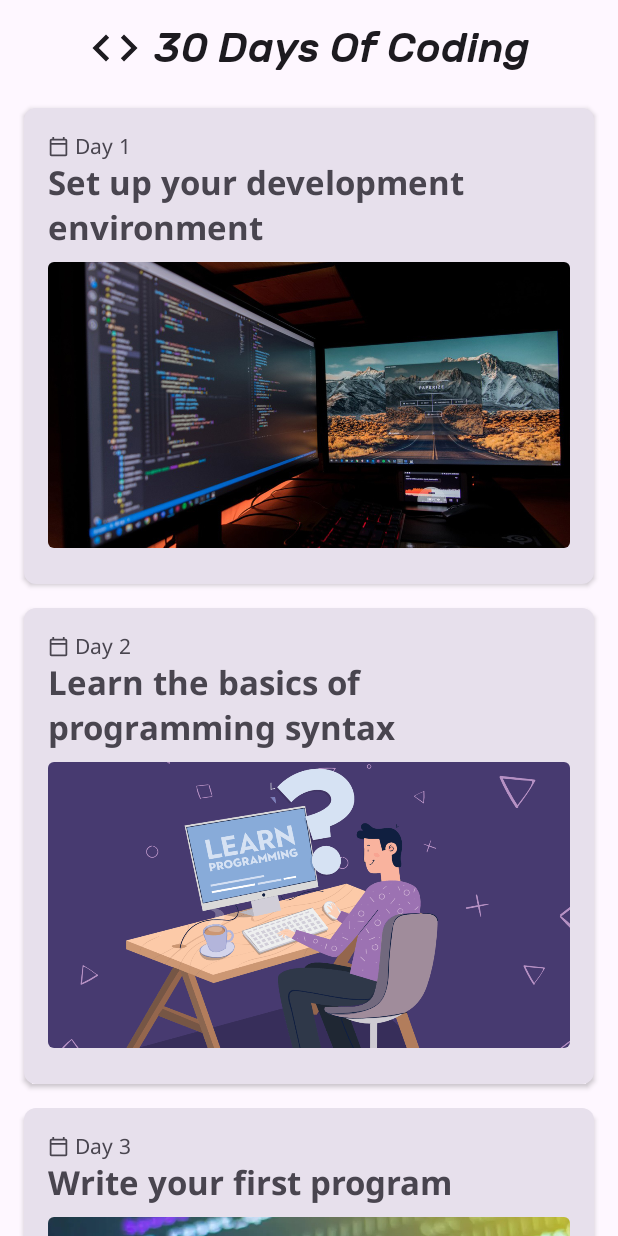
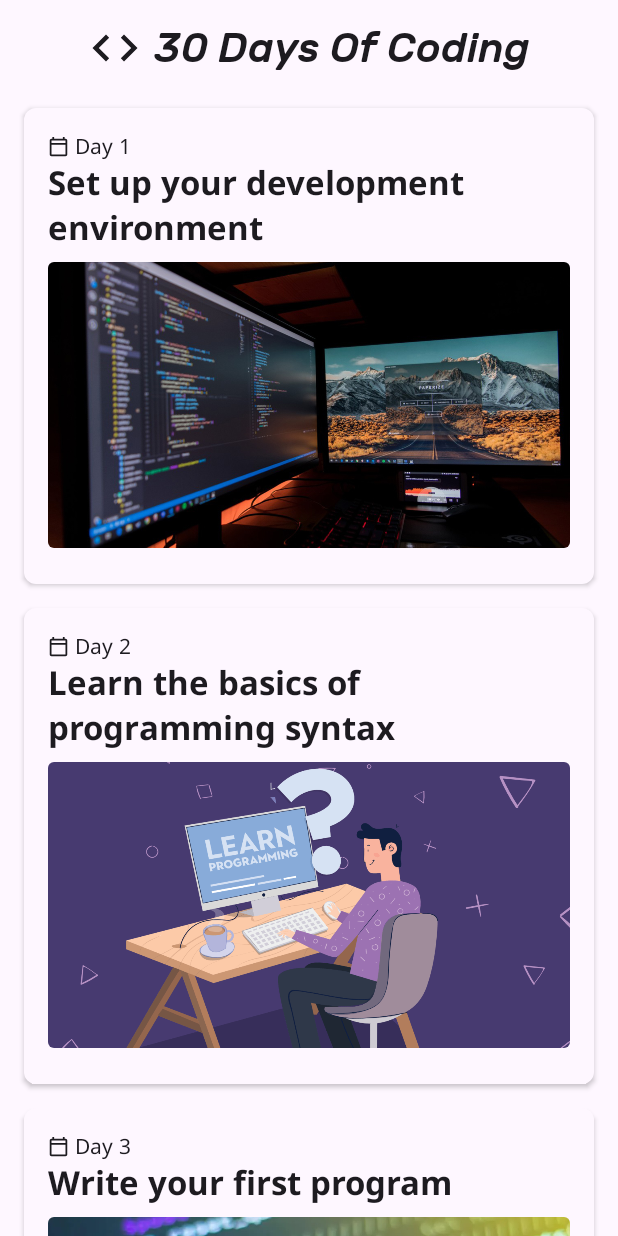
Before and after one commit to Kuredema7/Coding-Days-30, an Android app built with Jetpack Compose: the screen it shows after launch (MainActivity), on a phone screen of 412 x 824 dp. Run offline under Robolectric (Android 15) with nearby library versions, the phone set to English and light mode, and no system bars.

Commit message:
Modified card color

```diff
--- a/app/src/main/java/com/example/codingdays/DailyGoalScreen.kt
+++ b/app/src/main/java/com/example/codingdays/DailyGoalScreen.kt
@@ -51,7 +51,7 @@ fun DailyGoalCard(
         mutableStateOf(false)
     }
     Card(
-        colors = CardDefaults.cardColors(MaterialTheme.colorScheme.surfaceVariant),
+        colors = CardDefaults.cardColors(MaterialTheme.colorScheme.surface),
         elevation = CardDefaults.cardElevation(
             defaultElevation = dimensionResource(R.dimen.card_elevation_small)
         ),
```
